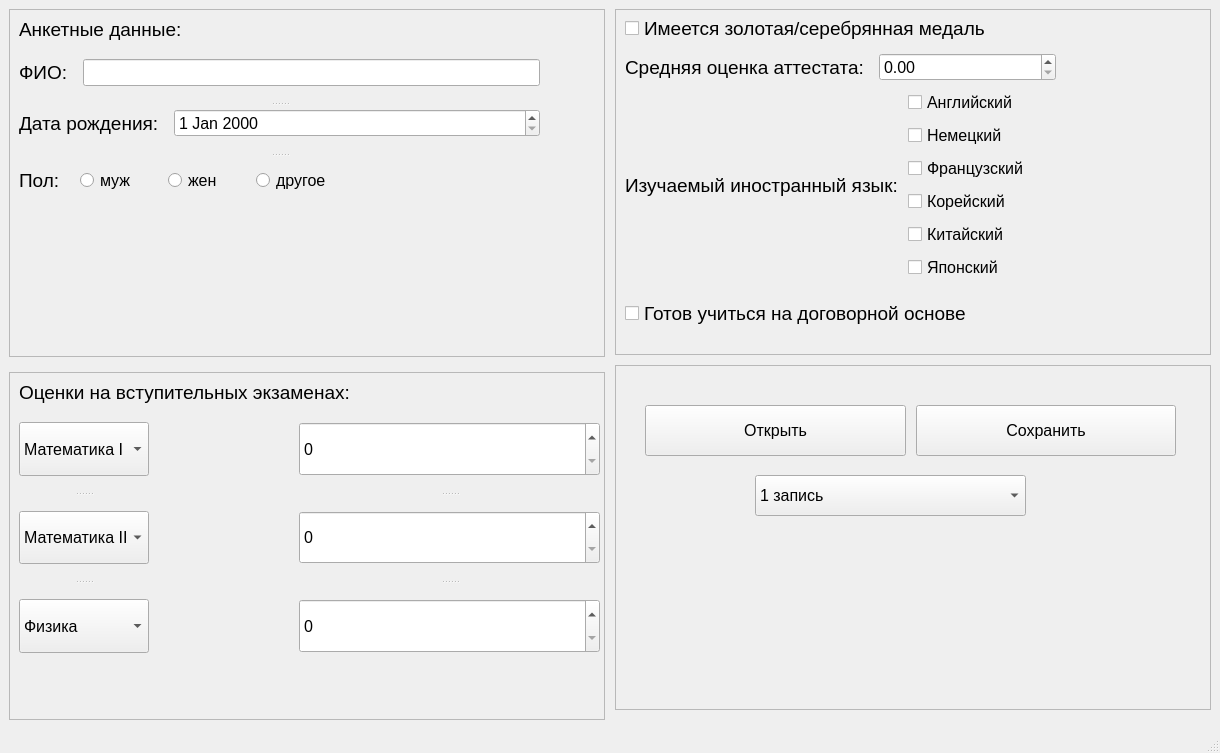
Qt form ZhikharevVar8/mainwindow.ui (LowArtem/QtProject) before a commit.
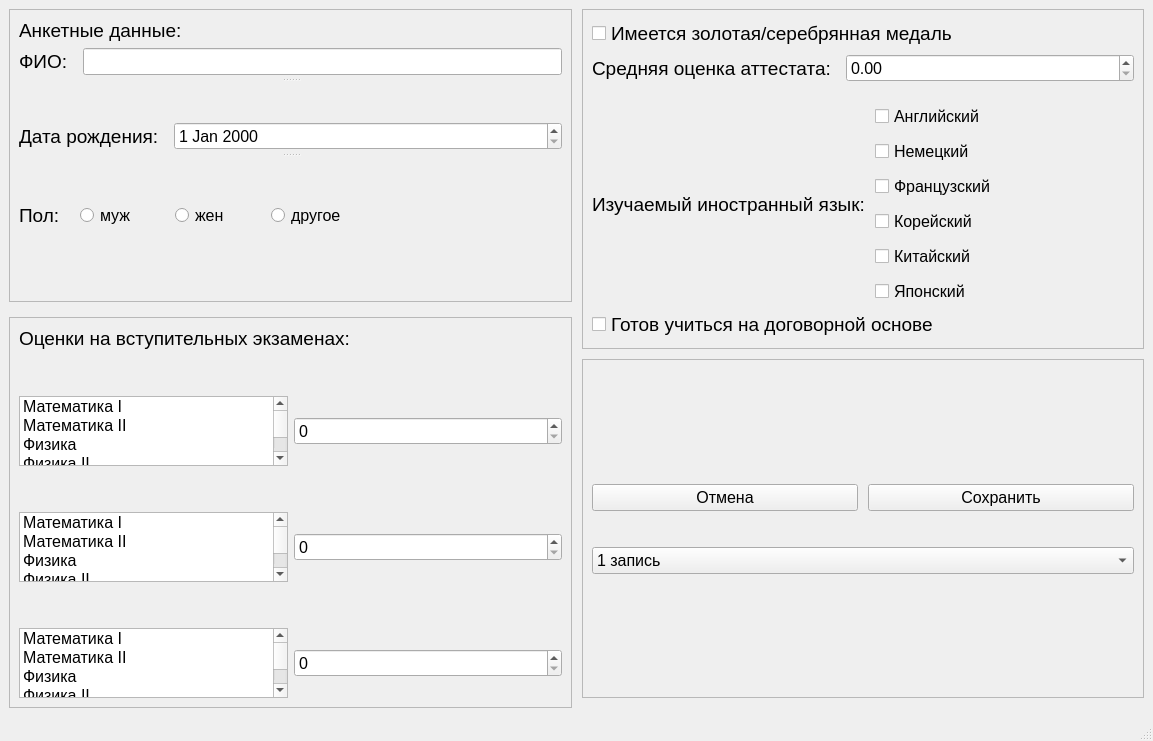
The same form after that commit. Icons and pictures are not drawn.

Commit message: fix some bugs, add data restore controller

What changed in the file:
```diff
--- a/ZhikharevVar8/mainwindow.ui
+++ b/ZhikharevVar8/mainwindow.ui
@@ -6,14 +6,20 @@
    <rect>
     <x>0</x>
     <y>0</y>
-    <width>1220</width>
-    <height>753</height>
+    <width>1153</width>
+    <height>741</height>
    </rect>
   </property>
+  <property name="sizePolicy">
+   <sizepolicy hsizetype="Expanding" vsizetype="Expanding">
+    <horstretch>0</horstretch>
+    <verstretch>0</verstretch>
+   </sizepolicy>
+  </property>
   <property name="minimumSize">
    <size>
-    <width>380</width>
-    <height>230</height>
+    <width>0</width>
+    <height>0</height>
    </size>
   </property>
   <property name="font">
@@ -51,15 +57,9 @@
         <property name="frameShape">
          <enum>QFrame::StyledPanel</enum>
         </property>
+        <layout class="QVBoxLayout" name="verticalLayout_10">
+         <item>
         <widget class="QLabel" name="personalDataLabel">
-         <property name="geometry">
-          <rect>
-           <x>10</x>
-           <y>10</y>
-           <width>171</width>
-           <height>21</height>
-          </rect>
-         </property>
          <property name="font">
           <font>
            <family>Tahoma</family>
@@ -70,15 +70,9 @@
           <string>Анкетные данные:</string>
          </property>
         </widget>
+         </item>
+         <item>
         <widget class="QSplitter" name="splitter">
-         <property name="geometry">
-          <rect>
-           <x>10</x>
-           <y>50</y>
-           <width>521</width>
-           <height>161</height>
-          </rect>
-         </property>
          <property name="orientation">
           <enum>Qt::Vertical</enum>
          </property>
@@ -120,7 +114,7 @@
            <property name="horizontalSpacing">
             <number>15</number>
            </property>
-           <item row="0" column="0">
+             <item row="1" column="0">
             <widget class="QLabel" name="birthdateLabel">
              <property name="font">
               <font>
@@ -133,7 +127,7 @@
              </property>
             </widget>
            </item>
-           <item row="0" column="1">
+             <item row="1" column="1">
             <widget class="QDateEdit" name="birthdateEdit">
              <property name="maximumDateTime">
               <datetime>
@@ -161,6 +155,19 @@
              </property>
             </widget>
            </item>
+             <item row="0" column="0">
+              <spacer name="verticalSpacer_5">
+               <property name="orientation">
+                <enum>Qt::Vertical</enum>
+               </property>
+               <property name="sizeHint" stdset="0">
+                <size>
+                 <width>20</width>
+                 <height>40</height>
+                </size>
+               </property>
+              </spacer>
+             </item>
           </layout>
          </widget>
          <widget class="QWidget" name="layoutWidget">
@@ -171,7 +178,7 @@
            <property name="rightMargin">
             <number>200</number>
            </property>
-           <item row="0" column="0">
+             <item row="1" column="0">
             <widget class="QLabel" name="sexLabel">
              <property name="font">
               <font>
@@ -184,7 +191,7 @@
              </property>
             </widget>
            </item>
-           <item row="0" column="1">
+             <item row="1" column="1">
             <layout class="QHBoxLayout" name="sexHL">
              <property name="spacing">
               <number>4</number>
@@ -218,9 +225,37 @@
              </item>
             </layout>
            </item>
+             <item row="0" column="0">
+              <spacer name="verticalSpacer_6">
+               <property name="orientation">
+                <enum>Qt::Vertical</enum>
+               </property>
+               <property name="sizeHint" stdset="0">
+                <size>
+                 <width>20</width>
+                 <height>40</height>
+                </size>
+               </property>
+              </spacer>
+             </item>
           </layout>
          </widget>
         </widget>
+         </item>
+         <item>
+          <spacer name="verticalSpacer">
+           <property name="orientation">
+            <enum>Qt::Vertical</enum>
+           </property>
+           <property name="sizeHint" stdset="0">
+            <size>
+             <width>20</width>
+             <height>40</height>
+            </size>
+           </property>
+          </spacer>
+         </item>
+        </layout>
        </widget>
       </item>
       <item>
@@ -231,15 +266,9 @@
         <property name="frameShadow">
          <enum>QFrame::Plain</enum>
         </property>
+        <layout class="QVBoxLayout" name="verticalLayout_7">
+         <item>
         <widget class="QLabel" name="examScoreLabel">
-         <property name="geometry">
-          <rect>
-           <x>10</x>
-           <y>10</y>
-           <width>351</width>
-           <height>21</height>
-          </rect>
-         </property>
          <property name="font">
           <font>
            <family>Tahoma</family>
@@ -250,34 +279,32 @@
           <string>Оценки на вступительных экзаменах:</string>
          </property>
         </widget>
-        <widget class="QWidget" name="layoutWidget">
-         <property name="geometry">
-          <rect>
-           <x>10</x>
-           <y>50</y>
-           <width>581</width>
-           <height>231</height>
-          </rect>
-         </property>
-         <layout class="QFormLayout" name="formLayout_5">
-          <property name="horizontalSpacing">
-           <number>150</number>
-          </property>
-          <item row="0" column="0">
-           <widget class="QSplitter" name="splitter_2">
+         </item>
+         <item>
+          <spacer name="verticalSpacer_2">
+           <property name="orientation">
+            <enum>Qt::Vertical</enum>
+           </property>
+           <property name="sizeHint" stdset="0">
+            <size>
+             <width>20</width>
+             <height>40</height>
+            </size>
+           </property>
+          </spacer>
+         </item>
+         <item>
+          <layout class="QVBoxLayout" name="verticalLayout_6">
+           <item>
+            <layout class="QHBoxLayout" name="horizontalLayout_4">
+             <item>
+              <widget class="QListWidget" name="lessonLW_1">
             <property name="sizePolicy">
-             <sizepolicy hsizetype="Maximum" vsizetype="Expanding">
+                <sizepolicy hsizetype="MinimumExpanding" vsizetype="Preferred">
               <horstretch>0</horstretch>
               <verstretch>0</verstretch>
              </sizepolicy>
             </property>
-            <property name="orientation">
-             <enum>Qt::Vertical</enum>
-            </property>
-            <property name="handleWidth">
-             <number>35</number>
-            </property>
-            <widget class="QComboBox" name="lessonCB_1">
              <item>
               <property name="text">
                <string>Математика I</string>
@@ -285,35 +312,11 @@
              </item>
              <item>
               <property name="text">
-               <string>Физика II</string>
-              </property>
-             </item>
-             <item>
-              <property name="text">
-               <string>Русский язык</string>
-              </property>
-             </item>
-            </widget>
-            <widget class="QComboBox" name="lessonCB_2">
-             <item>
-              <property name="text">
                <string>Математика II</string>
               </property>
              </item>
              <item>
               <property name="text">
-               <string>Физика II</string>
-              </property>
-             </item>
-             <item>
-              <property name="text">
-               <string>Русский язык</string>
-              </property>
-             </item>
-            </widget>
-            <widget class="QComboBox" name="lessonCB_3">
-             <item>
-              <property name="text">
                <string>Физика</string>
               </property>
              </item>
@@ -328,35 +331,155 @@
               </property>
              </item>
             </widget>
-           </widget>
-          </item>
-          <item row="0" column="1">
-           <widget class="QSplitter" name="splitter_3">
-            <property name="orientation">
-             <enum>Qt::Vertical</enum>
-            </property>
-            <property name="handleWidth">
-             <number>35</number>
-            </property>
+             </item>
+             <item>
             <widget class="QSpinBox" name="scoreSB_1">
+               <property name="sizePolicy">
+                <sizepolicy hsizetype="MinimumExpanding" vsizetype="Fixed">
+                 <horstretch>0</horstretch>
+                 <verstretch>0</verstretch>
+                </sizepolicy>
+               </property>
              <property name="maximum">
               <number>100</number>
              </property>
             </widget>
+             </item>
+            </layout>
+           </item>
+           <item>
+            <spacer name="verticalSpacer_3">
+             <property name="orientation">
+              <enum>Qt::Vertical</enum>
+             </property>
+             <property name="sizeHint" stdset="0">
+              <size>
+               <width>20</width>
+               <height>40</height>
+              </size>
+             </property>
+            </spacer>
+           </item>
+           <item>
+            <layout class="QHBoxLayout" name="horizontalLayout_5">
+             <item>
+              <widget class="QListWidget" name="lessonLW_2">
+               <property name="sizePolicy">
+                <sizepolicy hsizetype="MinimumExpanding" vsizetype="Preferred">
+                 <horstretch>0</horstretch>
+                 <verstretch>0</verstretch>
+                </sizepolicy>
+               </property>
+               <item>
+                <property name="text">
+                 <string>Математика I</string>
+                </property>
+               </item>
+               <item>
+                <property name="text">
+                 <string>Математика II</string>
+                </property>
+               </item>
+               <item>
+                <property name="text">
+                 <string>Физика</string>
+                </property>
+               </item>
+               <item>
+                <property name="text">
+                 <string>Физика II</string>
+                </property>
+               </item>
+               <item>
+                <property name="text">
+                 <string>Русский язык</string>
+                </property>
+               </item>
+              </widget>
+             </item>
+             <item>
             <widget class="QSpinBox" name="scoreSB_2">
+               <property name="sizePolicy">
+                <sizepolicy hsizetype="MinimumExpanding" vsizetype="Fixed">
+                 <horstretch>0</horstretch>
+                 <verstretch>0</verstretch>
+                </sizepolicy>
+               </property>
              <property name="maximum">
               <number>100</number>
              </property>
             </widget>
+             </item>
+            </layout>
+           </item>
+           <item>
+            <spacer name="verticalSpacer_4">
+             <property name="orientation">
+              <enum>Qt::Vertical</enum>
+             </property>
+             <property name="sizeHint" stdset="0">
+              <size>
+               <width>20</width>
+               <height>40</height>
+              </size>
+             </property>
+            </spacer>
+           </item>
+           <item>
+            <layout class="QHBoxLayout" name="horizontalLayout_6">
+             <item>
+              <widget class="QListWidget" name="lessonLW_3">
+               <property name="sizePolicy">
+                <sizepolicy hsizetype="MinimumExpanding" vsizetype="Preferred">
+                 <horstretch>0</horstretch>
+                 <verstretch>0</verstretch>
+                </sizepolicy>
+               </property>
+               <item>
+                <property name="text">
+                 <string>Математика I</string>
+                </property>
+               </item>
+               <item>
+                <property name="text">
+                 <string>Математика II</string>
+                </property>
+               </item>
+               <item>
+                <property name="text">
+                 <string>Физика</string>
+                </property>
+               </item>
+               <item>
+                <property name="text">
+                 <string>Физика II</string>
+                </property>
+               </item>
+               <item>
+                <property name="text">
+                 <string>Русский язык</string>
+                </property>
+               </item>
+              </widget>
+             </item>
+             <item>
             <widget class="QSpinBox" name="scoreSB_3">
+               <property name="sizePolicy">
+                <sizepolicy hsizetype="MinimumExpanding" vsizetype="Fixed">
+                 <horstretch>0</horstretch>
+                 <verstretch>0</verstretch>
+                </sizepolicy>
+               </property>
              <property name="maximum">
               <number>100</number>
              </property>
             </widget>
-           </widget>
-          </item>
-         </layout>
-        </widget>
+             </item>
+            </layout>
+           </item>
+          </layout>
+         </item>
+        </layout>
        </widget>
       </item>
      </layout>
@@ -383,25 +506,7 @@
         <property name="frameShadow">
          <enum>QFrame::Plain</enum>
         </property>
-        <widget class="QWidget" name="layoutWidget">
-         <property name="geometry">
-          <rect>
-           <x>10</x>
-           <y>0</y>
-           <width>431</width>
-           <height>275</height>
-          </rect>
-         </property>
-         <layout class="QVBoxLayout" name="verticalLayout_3">
-          <property name="spacing">
-           <number>10</number>
-          </property>
-          <property name="topMargin">
-           <number>5</number>
-          </property>
-          <property name="bottomMargin">
-           <number>5</number>
-          </property>
+        <layout class="QVBoxLayout" name="verticalLayout_2">
           <item>
            <widget class="QCheckBox" name="medalCheckB">
             <property name="font">
@@ -416,11 +521,6 @@
            </widget>
           </item>
           <item>
-           <layout class="QVBoxLayout" name="verticalLayout_2">
-            <property name="spacing">
-             <number>10</number>
-            </property>
-            <item>
              <layout class="QFormLayout" name="formLayout">
               <property name="horizontalSpacing">
                <number>15</number>
@@ -513,19 +613,8 @@
               </item>
              </layout>
             </item>
-           </layout>
-          </item>
-         </layout>
-        </widget>
+         <item>
         <widget class="QCheckBox" name="contractCheckB">
-         <property name="geometry">
-          <rect>
-           <x>10</x>
-           <y>290</y>
-           <width>411</width>
-           <height>29</height>
-          </rect>
-         </property>
          <property name="font">
           <font>
            <family>Tahoma</family>
@@ -536,6 +625,8 @@
           <string>Готов учиться на договорной основе</string>
          </property>
         </widget>
+         </item>
+        </layout>
        </widget>
       </item>
       <item>
@@ -552,62 +643,45 @@
         <property name="frameShadow">
          <enum>QFrame::Plain</enum>
         </property>
-        <widget class="QComboBox" name="dataSelectorCB">
-         <property name="geometry">
-          <rect>
-           <x>140</x>
-           <y>110</y>
-           <width>271</width>
-           <height>41</height>
-          </rect>
-         </property>
-         <property name="sizePolicy">
-          <sizepolicy hsizetype="Minimum" vsizetype="Fixed">
-           <horstretch>0</horstretch>
-           <verstretch>0</verstretch>
-          </sizepolicy>
-         </property>
+        <layout class="QVBoxLayout" name="verticalLayout_12">
          <item>
-          <property name="text">
-           <string>1 запись</string>
-          </property>
-         </item>
-         <item>
-          <property name="text">
-           <string>2 запись</string>
-          </property>
+          <spacer name="verticalSpacer_7">
+           <property name="orientation">
+            <enum>Qt::Vertical</enum>
+           </property>
+           <property name="sizeHint" stdset="0">
+            <size>
+             <width>20</width>
+             <height>40</height>
+            </size>
+           </property>
+          </spacer>
          </item>
-        </widget>
-        <widget class="QWidget" name="layoutWidget">
-         <property name="geometry">
-          <rect>
-           <x>30</x>
-           <y>40</y>
-           <width>531</width>
-           <height>51</height>
-          </rect>
-         </property>
+         <item>
          <layout class="QHBoxLayout" name="horizontalLayout_3">
           <property name="spacing">
            <number>10</number>
           </property>
+           <property name="bottomMargin">
+            <number>30</number>
+           </property>
           <item>
            <widget class="QPushButton" name="openBtn">
             <property name="sizePolicy">
-             <sizepolicy hsizetype="MinimumExpanding" vsizetype="Expanding">
+              <sizepolicy hsizetype="MinimumExpanding" vsizetype="Minimum">
               <horstretch>0</horstretch>
               <verstretch>0</verstretch>
              </sizepolicy>
             </property>
             <property name="text">
-             <string>Открыть</string>
+              <string>Отмена</string>
             </property>
            </widget>
           </item>
           <item>
            <widget class="QPushButton" name="saveBtn">
             <property name="sizePolicy">
-             <sizepolicy hsizetype="MinimumExpanding" vsizetype="Expanding">
+              <sizepolicy hsizetype="MinimumExpanding" vsizetype="Minimum">
               <horstretch>0</horstretch>
               <verstretch>0</verstretch>
              </sizepolicy>
@@ -618,7 +692,41 @@
            </widget>
           </item>
          </layout>
-        </widget>
+         </item>
+         <item>
+          <widget class="QComboBox" name="dataSelectorCB">
+           <property name="sizePolicy">
+            <sizepolicy hsizetype="Minimum" vsizetype="Fixed">
+             <horstretch>0</horstretch>
+             <verstretch>0</verstretch>
+            </sizepolicy>
+           </property>
+           <item>
+            <property name="text">
+             <string>1 запись</string>
+            </property>
+           </item>
+           <item>
+            <property name="text">
+             <string>2 запись</string>
+            </property>
+           </item>
+          </widget>
+         </item>
+         <item>
+          <spacer name="verticalSpacer_8">
+           <property name="orientation">
+            <enum>Qt::Vertical</enum>
+           </property>
+           <property name="sizeHint" stdset="0">
+            <size>
+             <width>20</width>
+             <height>40</height>
+            </size>
+           </property>
+          </spacer>
+         </item>
+        </layout>
        </widget>
       </item>
      </layout>
```
Left out of the diff: 4 changed lines with no effect on the pictures. Lines whose indentation alone changed are shown as unchanged. The commit also changes 4 other files.
